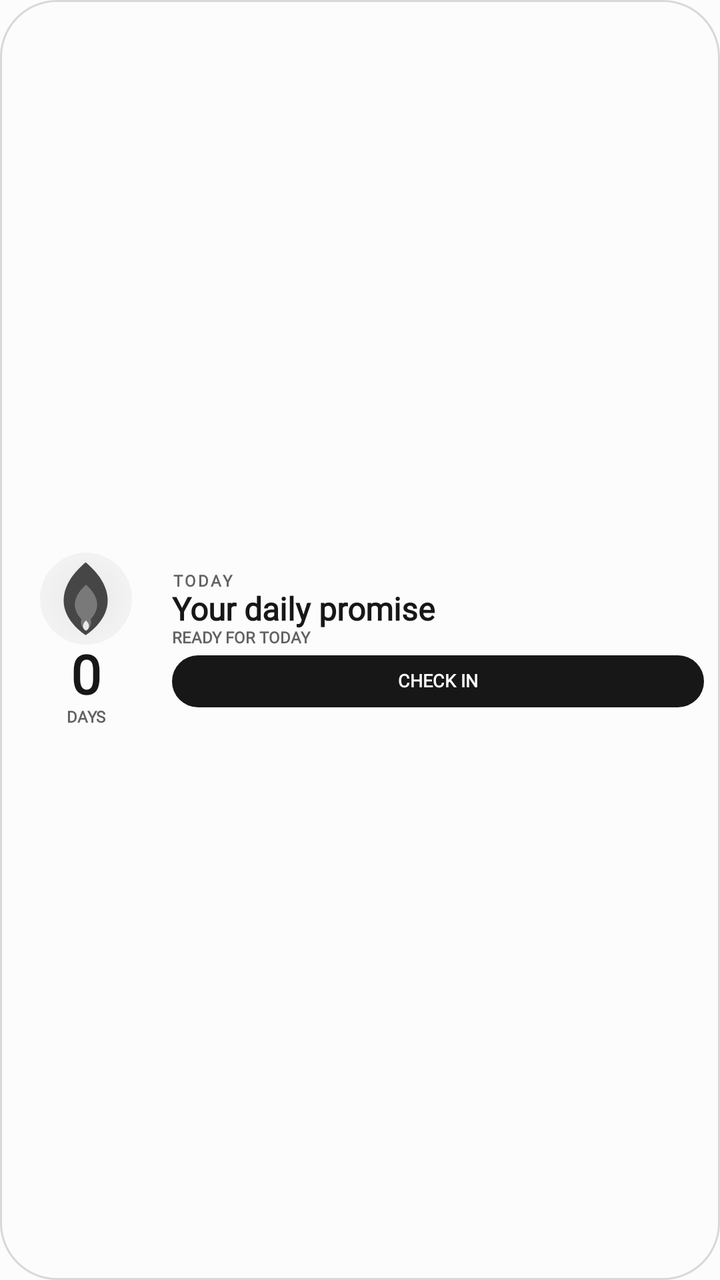
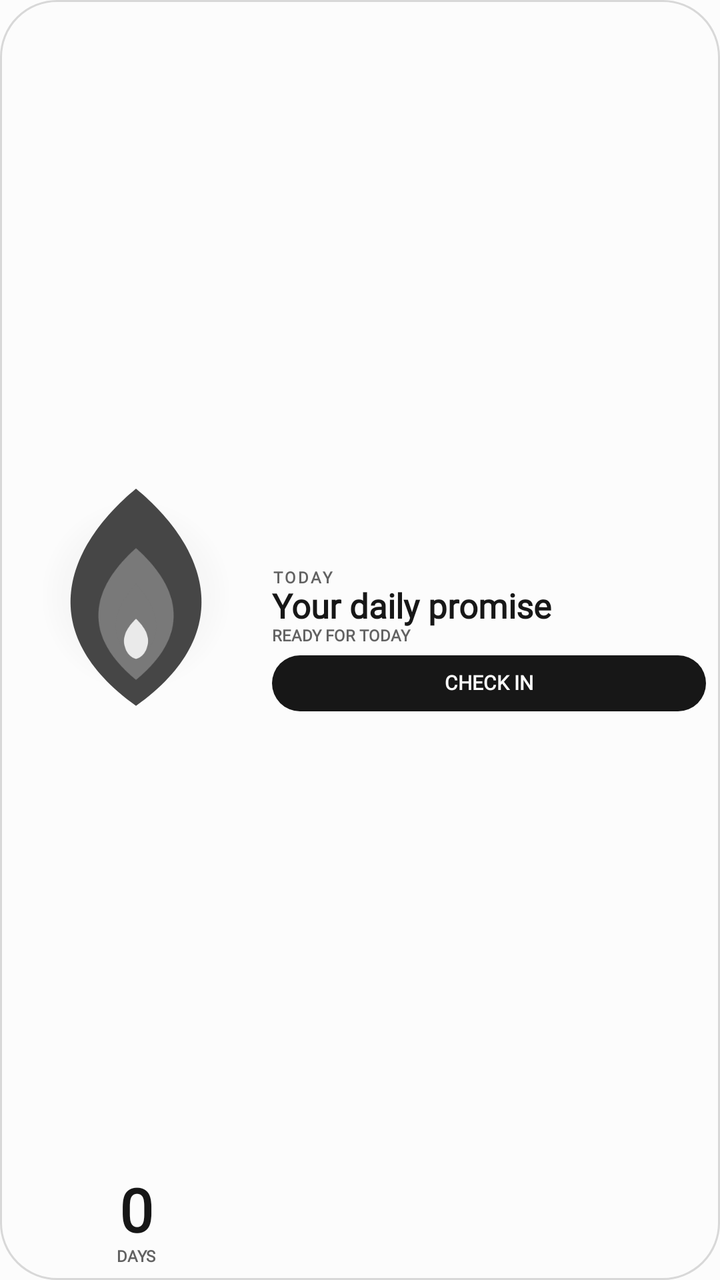

An Android layout rendered at two revisions. The XML below is the earlier revision; the diff shows what the commit changed to produce the second picture.
<!-- AndroidManifest.xml: application theme Theme.StreakWidget -->
<!-- res/layout/widget_layout_hero.xml -->
<?xml version="1.0" encoding="utf-8"?>
<FrameLayout xmlns:android="http://schemas.android.com/apk/res/android"
    android:id="@+id/widget_background"
    android:layout_width="match_parent"
    android:layout_height="match_parent"
    android:background="@drawable/widget_bg_shape"
    android:padding="8dp">

    <LinearLayout
        android:layout_width="match_parent"
        android:layout_height="match_parent"
        android:gravity="center_vertical"
        android:orientation="horizontal">

        <LinearLayout
            android:layout_width="70dp"
            android:layout_height="match_parent"
            android:gravity="center"
            android:orientation="vertical">
            <FrameLayout
                android:layout_width="46dp"
                android:layout_height="46dp">
                <ImageView android:id="@+id/widget_flame_glow" android:layout_width="46dp" android:layout_height="46dp" android:layout_gravity="center" android:contentDescription="@null" android:src="@drawable/widget_flame_glow" />
                <ImageView android:id="@+id/widget_flame_outer" android:layout_width="41dp" android:layout_height="41dp" android:layout_gravity="center" android:contentDescription="@null" android:src="@drawable/ic_widget_flame_outer" />
                <ImageView android:id="@+id/widget_flame_mid" android:layout_width="32dp" android:layout_height="32dp" android:layout_gravity="center" android:contentDescription="@null" android:src="@drawable/ic_widget_flame_mid" />
                <ImageView android:id="@+id/widget_flame_inner" android:layout_width="24dp" android:layout_height="24dp" android:layout_gravity="center_horizontal|bottom" android:layout_marginBottom="3dp" android:contentDescription="@null" android:src="@drawable/ic_widget_flame_inner" />
            </FrameLayout>
            <LinearLayout
                android:layout_width="match_parent"
                android:layout_height="wrap_content"
                android:gravity="center"
                android:orientation="vertical">
                <TextView android:id="@+id/widget_streak_count" style="@style/WidgetText" android:layout_width="match_parent" android:layout_height="wrap_content" android:autoSizeTextType="uniform" android:autoSizeMinTextSize="14sp" android:autoSizeMaxTextSize="27sp" android:autoSizeStepGranularity="1sp" android:gravity="center" android:includeFontPadding="false" android:maxLines="1" android:text="@string/widget_preview_count" android:textColor="@color/widget_text_primary" android:textSize="27sp" android:textStyle="bold" />
                <TextView android:id="@+id/widget_streak_label" style="@style/WidgetText" android:layout_width="match_parent" android:layout_height="wrap_content" android:gravity="center" android:includeFontPadding="false" android:maxLines="1" android:text="@string/widget_preview_days" android:textColor="@color/widget_text_muted" android:textSize="8sp" android:textStyle="bold" />
            </LinearLayout>
        </LinearLayout>

        <LinearLayout
            android:layout_width="0dp"
            android:layout_height="match_parent"
            android:layout_marginStart="8dp"
            android:layout_weight="1"
            android:gravity="center_vertical"
            android:orientation="vertical">
            <TextView android:id="@+id/widget_eyebrow" style="@style/WidgetText" android:layout_width="match_parent" android:layout_height="wrap_content" android:includeFontPadding="false" android:letterSpacing="0.14" android:maxLines="1" android:text="@string/widget_preview_today" android:textColor="@color/widget_text_muted" android:textSize="8sp" android:textStyle="bold" />
            <TextView android:id="@+id/widget_habit_name" style="@style/WidgetText" android:layout_width="match_parent" android:layout_height="wrap_content" android:autoSizeTextType="uniform" android:autoSizeMinTextSize="11sp" android:autoSizeMaxTextSize="16sp" android:autoSizeStepGranularity="1sp" android:ellipsize="end" android:includeFontPadding="false" android:maxLines="1" android:text="@string/widget_preview_goal" android:textColor="@color/widget_text_primary" android:textSize="16sp" android:textStyle="bold" />
            <TextView android:id="@+id/widget_status" style="@style/WidgetText" android:layout_width="match_parent" android:layout_height="wrap_content" android:ellipsize="end" android:includeFontPadding="false" android:maxLines="1" android:text="@string/widget_preview_status" android:textColor="@color/widget_text_muted" android:textSize="8sp" android:textStyle="bold" />
            <TextView android:id="@+id/widget_task_progress" style="@style/WidgetText" android:layout_width="match_parent" android:layout_height="wrap_content" android:ellipsize="end" android:includeFontPadding="false" android:maxLines="1" android:textColor="@color/widget_text_muted" android:textSize="8sp" android:textStyle="bold" android:visibility="gone" />
            <TextView android:id="@+id/widget_check_in" style="@style/WidgetText" android:layout_width="match_parent" android:layout_height="26dp" android:layout_marginTop="4dp" android:autoSizeTextType="uniform" android:autoSizeMinTextSize="6sp" android:autoSizeMaxTextSize="9sp" android:autoSizeStepGranularity="1sp" android:background="@drawable/widget_action_shape" android:gravity="center" android:includeFontPadding="false" android:maxLines="1" android:text="@string/widget_preview_check_in" android:textColor="@color/widget_action_text" android:textSize="9sp" android:textStyle="bold" />
        </LinearLayout>
    </LinearLayout>
</FrameLayout>
<!-- resources referenced by this layout -->
<resources>
  <color name="widget_action_text">#FCFCFC</color>
  <color name="widget_text_muted">#626262</color>
  <color name="widget_text_primary">#171717</color>
  <!-- drawable ic_widget_flame_inner (drawable) -->
  <?xml version="1.0" encoding="utf-8"?>
  <vector xmlns:android="http://schemas.android.com/apk/res/android"
      android:width="100dp"
      android:height="100dp"
      android:viewportWidth="100"
      android:viewportHeight="100">
      
      <path
          android:fillColor="@color/widget_flame_idle_inner"
          android:pathData="M50,44 C62,57 66,72 50,84 C34,72 38,57 50,44 Z" />
      <path
          android:fillColor="#FFFFFF"
          android:pathData="M50,62 C55,67 57,71 56,76 C55,80 53,82 50,83 C47,82 45,80 44,76 C43,71 45,67 50,62 Z"
          android:fillAlpha="0.85" />
  </vector>
  <!-- drawable ic_widget_flame_mid (drawable) -->
  <?xml version="1.0" encoding="utf-8"?>
  <vector xmlns:android="http://schemas.android.com/apk/res/android"
      android:width="100dp"
      android:height="100dp"
      android:viewportWidth="100"
      android:viewportHeight="100">
      
      <path
          android:fillColor="@color/widget_flame_idle_inner"
          android:pathData="M50,28 C68,44 78,66 50,89 C22,66 32,44 50,28 Z" />
  </vector>
  <!-- drawable ic_widget_flame_outer (drawable) -->
  <?xml version="1.0" encoding="utf-8"?>
  <vector xmlns:android="http://schemas.android.com/apk/res/android"
      android:width="100dp"
      android:height="100dp"
      android:viewportWidth="100"
      android:viewportHeight="100">
      
      <path
          android:fillColor="@color/widget_flame_idle_outer"
          android:pathData="M50,6 C79,30 92,65 50,95 C8,65 21,30 50,6 Z" />
  </vector>
  <!-- drawable widget_action_shape (drawable) -->
  <?xml version="1.0" encoding="utf-8"?>
  <shape xmlns:android="http://schemas.android.com/apk/res/android" android:shape="rectangle">
      <solid android:color="@color/widget_action_surface" />
      <corners android:radius="18dp" />
  </shape>
  <!-- drawable widget_bg_shape (drawable) -->
  <?xml version="1.0" encoding="utf-8"?>
  <shape xmlns:android="http://schemas.android.com/apk/res/android" android:shape="rectangle">
      <solid android:color="@color/widget_surface" />
      <corners android:radius="28dp" />
      <stroke
          android:width="1dp"
          android:color="@color/widget_outline" />
  </shape>
  <!-- drawable widget_flame_glow (drawable) -->
  <?xml version="1.0" encoding="utf-8"?>
  <shape xmlns:android="http://schemas.android.com/apk/res/android" android:shape="oval">
      <gradient
          android:centerX="0.5"
          android:centerY="0.5"
          android:endColor="@android:color/transparent"
          android:gradientRadius="48dp"
          android:startColor="@color/widget_flame_idle_glow"
          android:type="radial" />
  </shape>
  <string name="widget_preview_check_in">CHECK IN</string>
  <string name="widget_preview_count">0</string>
  <string name="widget_preview_days">DAYS</string>
  <string name="widget_preview_goal">Your daily promise</string>
  <string name="widget_preview_status">READY FOR TODAY</string>
  <string name="widget_preview_today">TODAY</string>
  <style name="WidgetText">
          <item name="android:fontFamily">serif</item>
      </style>
  <style name="Theme.StreakWidget" parent="android:Theme.Material.Light.NoActionBar">
          <item name="android:windowBackground">#FCFCFC</item>
          <item name="android:colorAccent">#151515</item>
          <item name="android:statusBarColor">#FCFCFC</item>
          <item name="android:navigationBarColor">#FCFCFC</item>
          <item name="android:windowLightStatusBar">true</item>
          <item name="android:windowNoTitle">true</item>
      </style>
  <color name="widget_flame_idle_inner">#797979</color>
  <color name="widget_flame_idle_outer">#464646</color>
  <color name="widget_action_surface">#171717</color>
  <color name="widget_surface">#FCFCFC</color>
  <color name="widget_outline">#D8D8D8</color>
  <color name="widget_flame_idle_glow">#14171717</color>
</resources>

<!-- the commit's change to res/layout/widget_layout_hero.xml (unified diff, before → after) -->
@@ -4,7 +4,7 @@
     android:layout_width="match_parent"
     android:layout_height="match_parent"
     android:background="@drawable/widget_bg_shape"
-    android:padding="8dp">
+    android:padding="7dp">
 
     <LinearLayout
         android:layout_width="match_parent"
@@ -13,24 +13,31 @@
         android:orientation="horizontal">
 
         <LinearLayout
-            android:layout_width="70dp"
+            android:layout_width="0dp"
             android:layout_height="match_parent"
+            android:layout_weight="0.9"
             android:gravity="center"
             android:orientation="vertical">
+
             <FrameLayout
-                android:layout_width="46dp"
-                android:layout_height="46dp">
-                <ImageView android:id="@+id/widget_flame_glow" android:layout_width="46dp" android:layout_height="46dp" android:layout_gravity="center" android:contentDescription="@null" android:src="@drawable/widget_flame_glow" />
-                <ImageView android:id="@+id/widget_flame_outer" android:layout_width="41dp" android:layout_height="41dp" android:layout_gravity="center" android:contentDescription="@null" android:src="@drawable/ic_widget_flame_outer" />
-                <ImageView android:id="@+id/widget_flame_mid" android:layout_width="32dp" android:layout_height="32dp" android:layout_gravity="center" android:contentDescription="@null" android:src="@drawable/ic_widget_flame_mid" />
-                <ImageView android:id="@+id/widget_flame_inner" android:layout_width="24dp" android:layout_height="24dp" android:layout_gravity="center_horizontal|bottom" android:layout_marginBottom="3dp" android:contentDescription="@null" android:src="@drawable/ic_widget_flame_inner" />
+                android:layout_width="match_parent"
+                android:layout_height="0dp"
+                android:layout_weight="1">
+
+                <ImageView android:id="@+id/widget_flame_glow" android:layout_width="match_parent" android:layout_height="match_parent" android:contentDescription="@null" android:scaleType="fitCenter" android:src="@drawable/widget_flame_glow" />
+                <ImageView android:id="@+id/widget_flame_outer" android:layout_width="match_parent" android:layout_height="match_parent" android:contentDescription="@null" android:scaleType="fitCenter" android:src="@drawable/ic_widget_flame_outer" />
+                <ImageView android:id="@+id/widget_flame_mid" android:layout_width="match_parent" android:layout_height="match_parent" android:padding="7dp" android:scaleType="fitCenter" android:src="@drawable/ic_widget_flame_mid" />
+                <ImageView android:id="@+id/widget_flame_inner" android:layout_width="match_parent" android:layout_height="match_parent" android:padding="13dp" android:scaleType="fitCenter" android:src="@drawable/ic_widget_flame_inner" />
             </FrameLayout>
+
             <LinearLayout
                 android:layout_width="match_parent"
                 android:layout_height="wrap_content"
                 android:gravity="center"
                 android:orientation="vertical">
-                <TextView android:id="@+id/widget_streak_count" style="@style/WidgetText" android:layout_width="match_parent" android:layout_height="wrap_content" android:autoSizeTextType="uniform" android:autoSizeMinTextSize="14sp" android:autoSizeMaxTextSize="27sp" android:autoSizeStepGranularity="1sp" android:gravity="center" android:includeFontPadding="false" android:maxLines="1" android:text="@string/widget_preview_count" android:textColor="@color/widget_text_primary" android:textSize="27sp" android:textStyle="bold" />
+
+                <TextView android:id="@+id/widget_streak_count" style="@style/WidgetText" android:layout_width="match_parent" android:layout_height="wrap_content" android:autoSizeTextType="uniform" android:autoSizeMinTextSize="15sp" android:autoSizeMaxTextSize="30sp" android:autoSizeStepGranularity="1sp" android:gravity="center" android:includeFontPadding="false" android:maxLines="1" android:text="@string/widget_preview_count" android:textColor="@color/widget_text_primary" android:textSize="30sp" android:textStyle="bold" />
+
                 <TextView android:id="@+id/widget_streak_label" style="@style/WidgetText" android:layout_width="match_parent" android:layout_height="wrap_content" android:gravity="center" android:includeFontPadding="false" android:maxLines="1" android:text="@string/widget_preview_days" android:textColor="@color/widget_text_muted" android:textSize="8sp" android:textStyle="bold" />
             </LinearLayout>
         </LinearLayout>
@@ -38,15 +45,20 @@
         <LinearLayout
             android:layout_width="0dp"
             android:layout_height="match_parent"
-            android:layout_marginStart="8dp"
-            android:layout_weight="1"
+            android:layout_marginStart="7dp"
+            android:layout_weight="1.6"
             android:gravity="center_vertical"
             android:orientation="vertical">
+
             <TextView android:id="@+id/widget_eyebrow" style="@style/WidgetText" android:layout_width="match_parent" android:layout_height="wrap_content" android:includeFontPadding="false" android:letterSpacing="0.14" android:maxLines="1" android:text="@string/widget_preview_today" android:textColor="@color/widget_text_muted" android:textSize="8sp" android:textStyle="bold" />
-            <TextView android:id="@+id/widget_habit_name" style="@style/WidgetText" android:layout_width="match_parent" android:layout_height="wrap_content" android:autoSizeTextType="uniform" android:autoSizeMinTextSize="11sp" android:autoSizeMaxTextSize="16sp" android:autoSizeStepGranularity="1sp" android:ellipsize="end" android:includeFontPadding="false" android:maxLines="1" android:text="@string/widget_preview_goal" android:textColor="@color/widget_text_primary" android:textSize="16sp" android:textStyle="bold" />
+
+            <TextView android:id="@+id/widget_habit_name" style="@style/WidgetText" android:layout_width="match_parent" android:layout_height="wrap_content" android:autoSizeTextType="uniform" android:autoSizeMinTextSize="11sp" android:autoSizeMaxTextSize="17sp" android:autoSizeStepGranularity="1sp" android:ellipsize="end" android:includeFontPadding="false" android:maxLines="1" android:text="@string/widget_preview_goal" android:textColor="@color/widget_text_primary" android:textSize="17sp" android:textStyle="bold" />
+
             <TextView android:id="@+id/widget_status" style="@style/WidgetText" android:layout_width="match_parent" android:layout_height="wrap_content" android:ellipsize="end" android:includeFontPadding="false" android:maxLines="1" android:text="@string/widget_preview_status" android:textColor="@color/widget_text_muted" android:textSize="8sp" android:textStyle="bold" />
+
             <TextView android:id="@+id/widget_task_progress" style="@style/WidgetText" android:layout_width="match_parent" android:layout_height="wrap_content" android:ellipsize="end" android:includeFontPadding="false" android:maxLines="1" android:textColor="@color/widget_text_muted" android:textSize="8sp" android:textStyle="bold" android:visibility="gone" />
-            <TextView android:id="@+id/widget_check_in" style="@style/WidgetText" android:layout_width="match_parent" android:layout_height="26dp" android:layout_marginTop="4dp" android:autoSizeTextType="uniform" android:autoSizeMinTextSize="6sp" android:autoSizeMaxTextSize="9sp" android:autoSizeStepGranularity="1sp" android:background="@drawable/widget_action_shape" android:gravity="center" android:includeFontPadding="false" android:maxLines="1" android:text="@string/widget_preview_check_in" android:textColor="@color/widget_action_text" android:textSize="9sp" android:textStyle="bold" />
+
+            <TextView android:id="@+id/widget_check_in" style="@style/WidgetText" android:layout_width="match_parent" android:layout_height="28dp" android:layout_marginTop="5dp" android:autoSizeTextType="uniform" android:autoSizeMinTextSize="7sp" android:autoSizeMaxTextSize="10sp" android:autoSizeStepGranularity="1sp" android:background="@drawable/widget_action_shape" android:gravity="center" android:includeFontPadding="false" android:maxLines="1" android:text="@string/widget_preview_check_in" android:textColor="@color/widget_action_text" android:textSize="10sp" android:textStyle="bold" />
         </LinearLayout>
     </LinearLayout>
 </FrameLayout>
